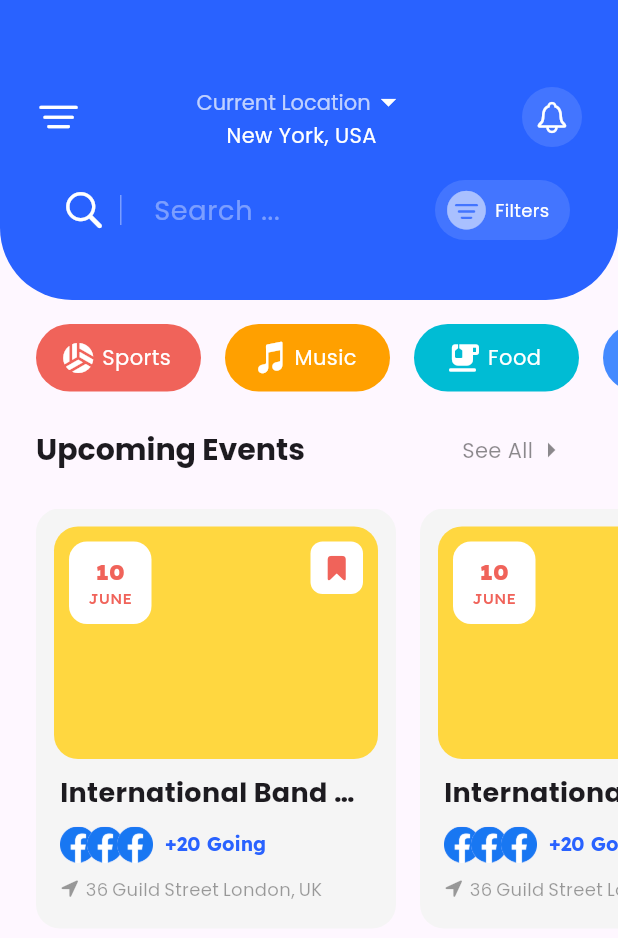
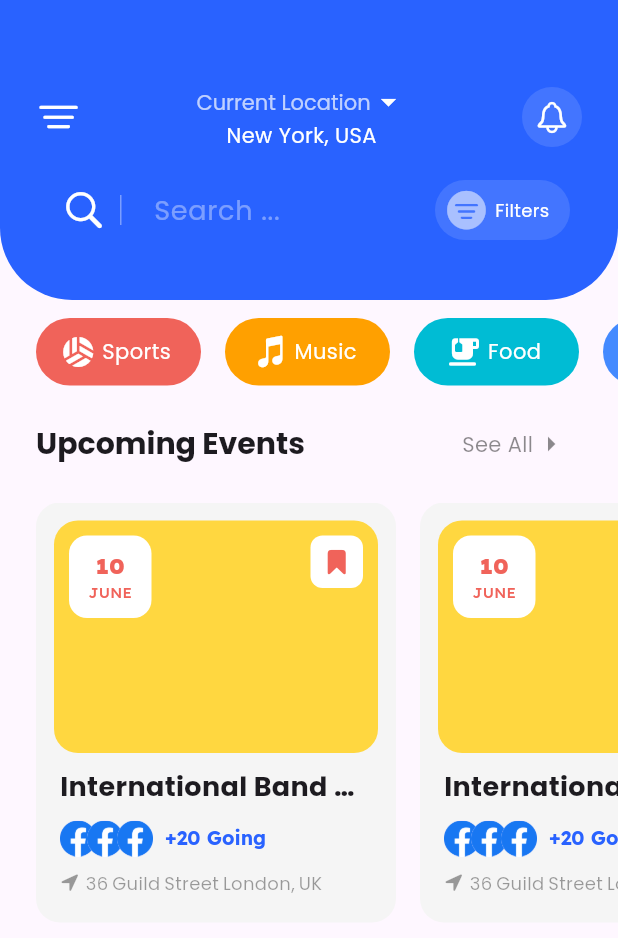
Before and after one commit to muzzammil763/event_booking_ui, a Flutter app: the HomeScreen screen opened directly, on a phone screen of 412 x 824 dp. Shown: the top 938 px of the screen. Run offline on Flutter 3.47's test engine with Material 3 defaults, Android fonts, the phone set to English and light mode, and no system bars; our stand-ins replace google_fonts.

Commit message:
added status bar behaviour for home screen + some changes ...

```diff
--- a/lib/Screens/home.dart
+++ b/lib/Screens/home.dart
@@ -1,5 +1,6 @@
 import 'package:flutter/cupertino.dart';
 import 'package:flutter/material.dart';
+import 'package:flutter/services.dart';
 import 'package:google_fonts/google_fonts.dart';
 
 class HomeScreen extends StatelessWidget {
@@ -7,21 +8,22 @@ class HomeScreen extends StatelessWidget {
 
   @override
   Widget build(BuildContext context) {
-    return Scaffold(
+    return AnnotatedRegion(
+      value: const SystemUiOverlayStyle(
+        statusBarColor: Colors.transparent,
+        statusBarIconBrightness: Brightness.light,
+      ),
+      child: Scaffold(
         body: Column(
           children: [
             topcontainer(),
-          const SizedBox(height: 16),
+            const SizedBox(height: 12),
             categoryscrollview(),
             const SizedBox(height: 24),
             buildrow(),
-          const SizedBox(
-            height: 24,
-          ),
+            const SizedBox(height: 24),
             SingleChildScrollView(
-            padding: const EdgeInsets.symmetric(
-              horizontal: 24,
-            ),
+              padding: const EdgeInsets.symmetric(horizontal: 24),
               scrollDirection: Axis.horizontal,
               child: Row(
                 children: [
@@ -379,6 +381,7 @@ class HomeScreen extends StatelessWidget {
             ),
           ],
         ),
+      ),
     );
   }
 
```
Lines whose indentation alone changed are shown as unchanged.
